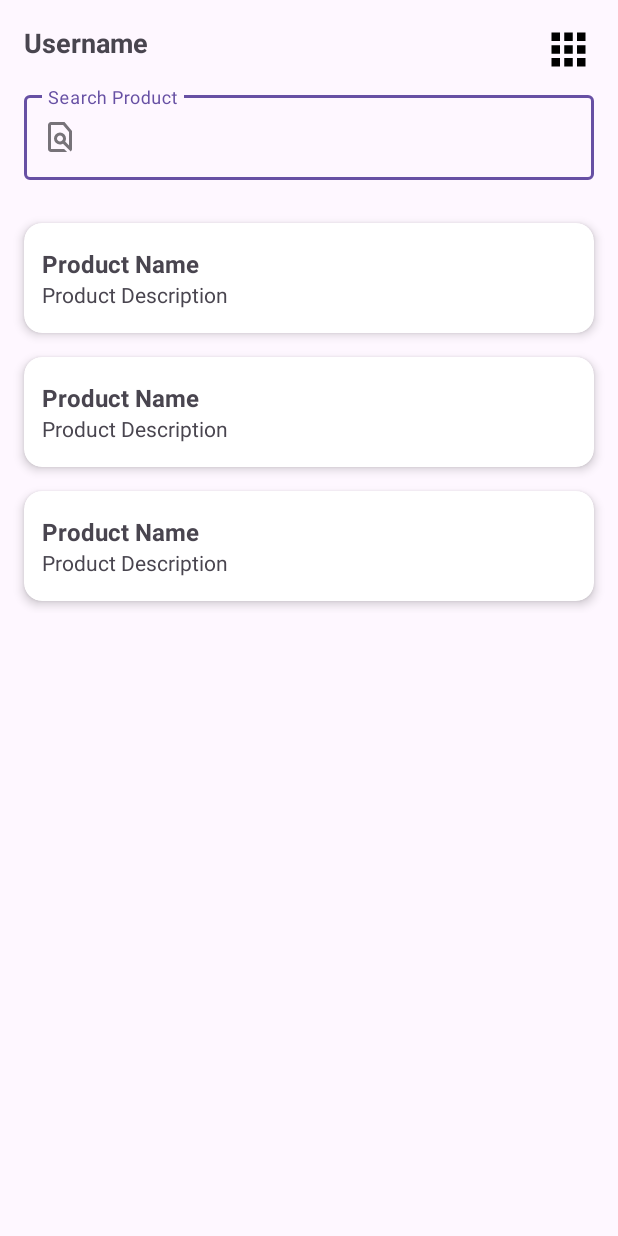
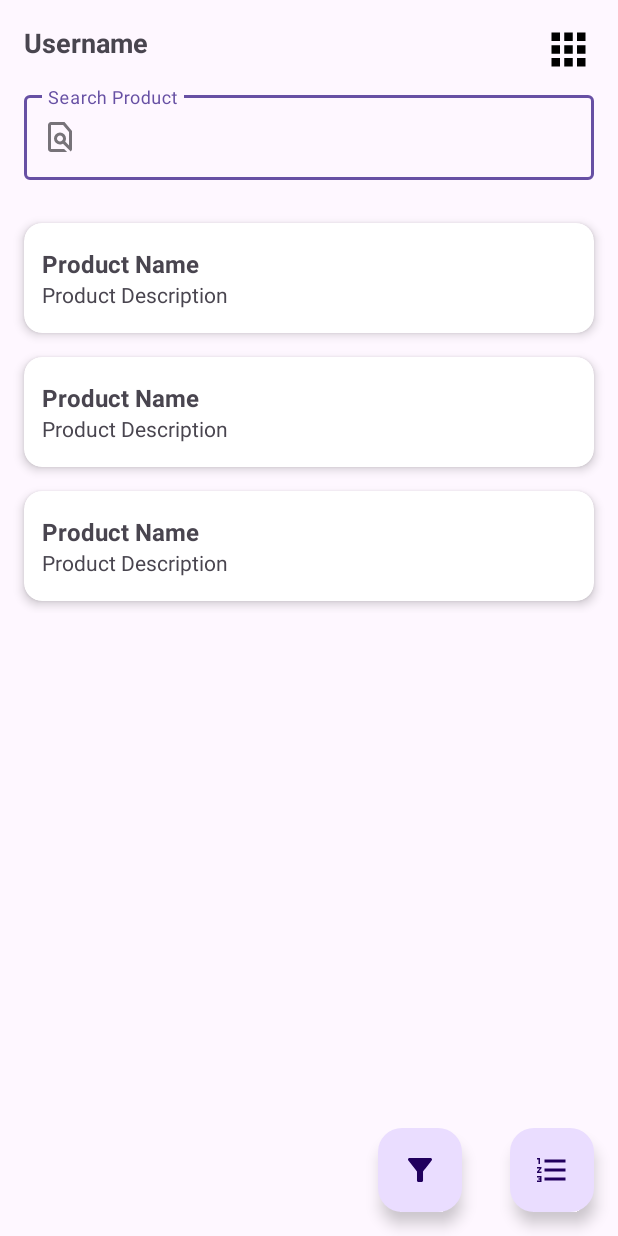
Before and after one commit to danielaquaries20/My-App, an Android app: the layout activity_home_tour.xml on its own in the app's theme, with its tools: preview values and no code run, on a phone screen of 412 x 824 dp. Run offline under Robolectric (Android 15) with nearby library versions, the phone set to English and light mode, and no system bars.

Commit message:
Update Friend App - Ch 8 - Result

```diff
--- a/app/src/main/java/com/daniel/myapp/app_tour/repo/DataProductRepository.kt
+++ b/app/src/main/java/com/daniel/myapp/app_tour/repo/DataProductRepository.kt
@@ -7,4 +7,7 @@ interface DataProductRepository {
 
     fun getProducts(keyword: String): Flow<List<DataProduct>>
 
+    fun sortProducts(sortBy: String, order: String): Flow<List<DataProduct>>
+
+    fun filterProducts(filter: String): Flow<List<DataProduct>>
 }
--- /dev/null
+++ b/app/src/main/res/drawable/baseline_filter.xml
@@ -0,0 +1,5 @@
+<vector xmlns:android="http://schemas.android.com/apk/res/android" android:height="24dp" android:tint="#000000" android:viewportHeight="24" android:viewportWidth="24" android:width="24dp">
+
+    <path android:fillColor="@android:color/white" android:pathData="M4.25,5.66c0.1,0.13 5.74,7.33 5.74,7.33V19c0,0.55 0.45,1 1.01,1h2.01c0.55,0 1.01,-0.45 1.01,-1v-6.02s5.49,-7.02 5.75,-7.34C20.03,5.32 20,5 20,5c0,-0.55 -0.45,-1 -1.01,-1H5.01C4.4,4 4,4.48 4,5c0,0.2 0.06,0.44 0.25,0.66z"/>
+
+</vector>
--- /dev/null
+++ b/app/src/main/res/drawable/baseline_sort.xml
@@ -0,0 +1,5 @@
+<vector xmlns:android="http://schemas.android.com/apk/res/android" android:height="24dp" android:tint="#000000" android:viewportHeight="24" android:viewportWidth="24" android:width="24dp">
+
+    <path android:fillColor="@android:color/white" android:pathData="M2,17h2v0.5L3,17.5v1h1v0.5L2,19v1h3v-4L2,16v1zM3,8h1L4,4L2,4v1h1v3zM2,11h1.8L2,13.1v0.9h3v-1L3.2,13L5,10.9L5,10L2,10v1zM7,5v2h14L21,5L7,5zM7,19h14v-2L7,17v2zM7,13h14v-2L7,11v2z"/>
+
+</vector>
--- a/app/src/main/res/layout/activity_home_tour.xml
+++ b/app/src/main/res/layout/activity_home_tour.xml
@@ -1,8 +1,8 @@
 <?xml version="1.0" encoding="utf-8"?>
 
-<layout xmlns:tools="http://schemas.android.com/tools"
-    xmlns:android="http://schemas.android.com/apk/res/android"
-    xmlns:app="http://schemas.android.com/apk/res-auto">
+<layout xmlns:android="http://schemas.android.com/apk/res/android"
+    xmlns:app="http://schemas.android.com/apk/res-auto"
+    xmlns:tools="http://schemas.android.com/tools">
 
     <data>
 
@@ -87,6 +87,7 @@
         <FrameLayout
             android:layout_width="match_parent"
             android:layout_height="match_parent"
+            android:layout_marginBottom="60dp"
             app:layout_behavior="com.google.android.material.appbar.AppBarLayout$ScrollingViewBehavior">
 
             <androidx.recyclerview.widget.RecyclerView
@@ -99,6 +100,28 @@
 
         </FrameLayout>
 
+        <LinearLayout
+            android:layout_width="wrap_content"
+            android:layout_height="wrap_content"
+            android:layout_gravity="bottom|end"
+            android:orientation="horizontal">
+
+            <com.google.android.material.floatingactionbutton.FloatingActionButton
+                android:id="@+id/ftb_filter"
+                android:layout_width="wrap_content"
+                android:layout_height="wrap_content"
+                android:layout_margin="16dp"
+                android:src="@drawable/baseline_filter" />
+
+            <com.google.android.material.floatingactionbutton.FloatingActionButton
+                android:id="@+id/ftb_sort"
+                android:layout_width="wrap_content"
+                android:layout_height="wrap_content"
+                android:layout_margin="16dp"
+                android:src="@drawable/baseline_sort" />
+
+        </LinearLayout>
+
     </androidx.coordinatorlayout.widget.CoordinatorLayout>
 
 </layout>
```
Also changed, not shown: app/src/main/java/com/daniel/myapp/app_tour/api/ApiService.kt (+12 -0 lines), app/src/main/java/com/daniel/myapp/app_tour/repo/DataProductRepositoryImpl.kt (+30 -0 lines), app/src/main/java/com/daniel/myapp/app_tour/ui/home/HomeTourActivity.kt (+19 -0 lines), app/src/main/java/com/daniel/myapp/app_tour/ui/home/HomeViewModel.kt (+12 -0 lines), app/src/main/java/com/daniel/myapp/app_tour/ui/home/bottom_sheet/BottomSheetFilterProducts.kt (added, +47 -0 lines), app/src/main/java/com/daniel/myapp/app_tour/ui/home/bottom_sheet/BottomSheetSortingProducts.kt (added, +50 -0 lines), app/src/main/res/layout/bottom_sheet_filter_products.xml (added, +59 -0 lines), app/src/main/res/layout/bottom_sheet_sorting_products.xml (added, +76 -0 lines).
